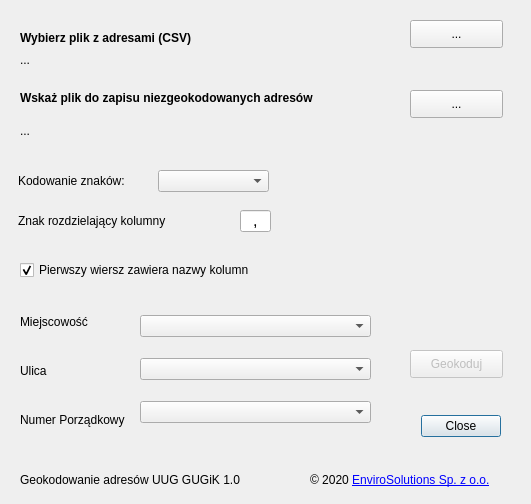
First picture: the form in geokodowanie_adresow_dialog_base.ui, repository envirosolutionspl/geokodowanie_adresow, before the edit.
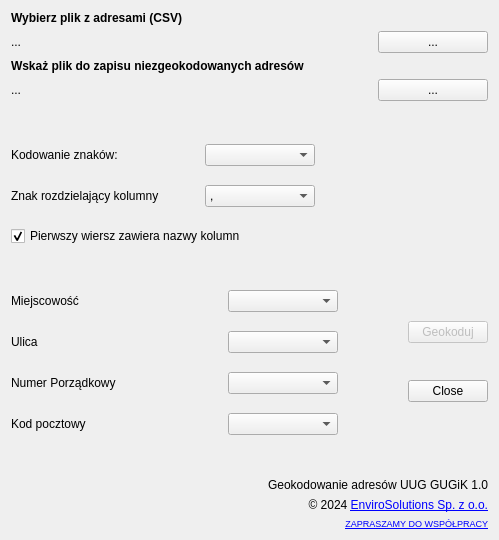
Second picture: the form after the edit. Icons and pictures are not drawn.

The edit to the form file:
```diff
--- a/geokodowanie_adresow_dialog_base.ui
+++ b/geokodowanie_adresow_dialog_base.ui
@@ -6,328 +6,729 @@
    <rect>
     <x>0</x>
     <y>0</y>
-    <width>531</width>
-    <height>504</height>
+    <width>499</width>
+    <height>540</height>
    </rect>
   </property>
   <property name="windowTitle">
    <string>Geokodowanie Adresów</string>
   </property>
-  <widget class="QDialogButtonBox" name="button_box">
-   <property name="geometry">
-    <rect>
-     <x>390</x>
-     <y>410</y>
-     <width>111</width>
-     <height>32</height>
-    </rect>
-   </property>
-   <property name="orientation">
-    <enum>Qt::Horizontal</enum>
-   </property>
-   <property name="standardButtons">
-    <set>QDialogButtonBox::Close</set>
-   </property>
-  </widget>
-  <widget class="QLabel" name="label">
-   <property name="geometry">
-    <rect>
-     <x>20</x>
-     <y>30</y>
-     <width>251</width>
-     <height>16</height>
-    </rect>
-   </property>
-   <property name="font">
-    <font>
-     <weight>75</weight>
-     <bold>true</bold>
-    </font>
-   </property>
-   <property name="text">
-    <string>Wybierz plik z adresami (CSV)</string>
-   </property>
-  </widget>
-  <widget class="QPushButton" name="btnInputFile">
-   <property name="geometry">
-    <rect>
-     <x>410</x>
-     <y>20</y>
-     <width>93</width>
-     <height>28</height>
-    </rect>
-   </property>
-   <property name="text">
-    <string>...</string>
-   </property>
-  </widget>
-  <widget class="QLabel" name="lblInputFile">
-   <property name="geometry">
-    <rect>
-     <x>20</x>
-     <y>50</y>
-     <width>531</width>
-     <height>20</height>
-    </rect>
-   </property>
-   <property name="text">
-    <string>...</string>
-   </property>
-  </widget>
-  <widget class="QLabel" name="label_2">
-   <property name="geometry">
-    <rect>
-     <x>20</x>
-     <y>90</y>
-     <width>381</width>
-     <height>16</height>
-    </rect>
-   </property>
-   <property name="font">
-    <font>
-     <weight>75</weight>
-     <bold>true</bold>
-    </font>
-   </property>
-   <property name="text">
-    <string>Wskaż plik do zapisu niezgeokodowanych adresów</string>
-   </property>
-  </widget>
-  <widget class="QPushButton" name="btnOutputFile">
-   <property name="geometry">
-    <rect>
-     <x>410</x>
-     <y>90</y>
-     <width>93</width>
-     <height>28</height>
-    </rect>
-   </property>
-   <property name="text">
-    <string>...</string>
-   </property>
-  </widget>
-  <widget class="QLabel" name="lblOutputFile">
-   <property name="geometry">
-    <rect>
-     <x>20</x>
-     <y>120</y>
-     <width>531</width>
-     <height>21</height>
-    </rect>
-   </property>
-   <property name="text">
-    <string>...</string>
-   </property>
-  </widget>
-  <widget class="QPushButton" name="btnGeokoduj">
-   <property name="enabled">
-    <bool>false</bool>
-   </property>
-   <property name="geometry">
-    <rect>
-     <x>410</x>
-     <y>350</y>
-     <width>93</width>
-     <height>28</height>
-    </rect>
-   </property>
-   <property name="text">
-    <string>Geokoduj</string>
-   </property>
-  </widget>
-  <widget class="QWidget" name="layoutWidget">
-   <property name="geometry">
-    <rect>
-     <x>140</x>
-     <y>300</y>
-     <width>231</width>
-     <height>141</height>
-    </rect>
-   </property>
-   <layout class="QVBoxLayout" name="verticalLayout">
-    <item>
-     <widget class="QComboBox" name="cbxMiejscowosc"/>
-    </item>
-    <item>
-     <widget class="QComboBox" name="cbxUlica"/>
-    </item>
-    <item>
-     <widget class="QComboBox" name="cbxNumer"/>
-    </item>
-   </layout>
-  </widget>
-  <widget class="QWidget" name="layoutWidget">
-   <property name="geometry">
-    <rect>
-     <x>20</x>
-     <y>300</y>
-     <width>121</width>
-     <height>141</height>
-    </rect>
-   </property>
-   <layout class="QVBoxLayout" name="verticalLayout_2">
-    <item>
-     <widget class="QLabel" name="label_3">
-      <property name="text">
-       <string>Miejscowość</string>
-      </property>
-     </widget>
-    </item>
-    <item>
-     <widget class="QLabel" name="label_4">
-      <property name="text">
-       <string>Ulica</string>
-      </property>
-     </widget>
-    </item>
-    <item>
-     <widget class="QLabel" name="label_5">
-      <property name="text">
-       <string>Numer Porządkowy</string>
-      </property>
-     </widget>
-    </item>
-   </layout>
-  </widget>
-  <widget class="QLabel" name="lbl_pluginVersion">
-   <property name="geometry">
-    <rect>
-     <x>20</x>
-     <y>470</y>
-     <width>241</width>
-     <height>20</height>
-    </rect>
-   </property>
-   <property name="text">
-    <string>Geokodowanie adresów UUG GUGiK 1.0</string>
-   </property>
-  </widget>
-  <widget class="QLabel" name="lbl_copyrights">
-   <property name="geometry">
-    <rect>
-     <x>310</x>
-     <y>470</y>
-     <width>201</width>
-     <height>20</height>
-    </rect>
-   </property>
-   <property name="text">
-    <string>© 2020 &lt;a href=&quot;http://www.envirosolutions.pl/&quot;&gt;EnviroSolutions Sp. z o.o.&lt;/a&gt;</string>
-   </property>
-   <property name="textFormat">
-    <enum>Qt::RichText</enum>
-   </property>
-   <property name="openExternalLinks">
-    <bool>true</bool>
-   </property>
-   <property name="textInteractionFlags">
-    <set>Qt::TextBrowserInteraction</set>
-   </property>
-  </widget>
-  <widget class="QLabel" name="img_main">
-   <property name="geometry">
-    <rect>
-     <x>380</x>
-     <y>150</y>
-     <width>120</width>
-     <height>120</height>
-    </rect>
-   </property>
-   <property name="sizePolicy">
-    <sizepolicy hsizetype="Fixed" vsizetype="Fixed">
-     <horstretch>0</horstretch>
-     <verstretch>0</verstretch>
-    </sizepolicy>
-   </property>
-   <property name="maximumSize">
-    <size>
-     <width>120</width>
-     <height>120</height>
-    </size>
-   </property>
-   <property name="text">
-    <string/>
-   </property>
-   <property name="pixmap">
-    <pixmap>images/icon_uug.png</pixmap>
-   </property>
-   <property name="scaledContents">
-    <bool>true</bool>
-   </property>
-  </widget>
-  <widget class="QCheckBox" name="cbxFirstRow">
-   <property name="geometry">
-    <rect>
-     <x>20</x>
-     <y>260</y>
-     <width>331</width>
-     <height>20</height>
-    </rect>
-   </property>
-   <property name="text">
-    <string>Pierwszy wiersz zawiera nazwy kolumn</string>
-   </property>
-   <property name="checked">
-    <bool>true</bool>
-   </property>
-  </widget>
-  <widget class="QLabel" name="lblEncoding">
-   <property name="geometry">
-    <rect>
-     <x>18</x>
-     <y>170</y>
-     <width>121</width>
-     <height>21</height>
-    </rect>
-   </property>
-   <property name="text">
-    <string>Kodowanie znaków:</string>
-   </property>
-  </widget>
-  <widget class="QComboBox" name="cbxEncoding">
-   <property name="geometry">
-    <rect>
-     <x>158</x>
-     <y>170</y>
-     <width>111</width>
-     <height>22</height>
-    </rect>
-   </property>
-  </widget>
-  <widget class="QLabel" name="label_7">
-   <property name="geometry">
-    <rect>
-     <x>18</x>
-     <y>210</y>
-     <width>181</width>
-     <height>21</height>
-    </rect>
-   </property>
-   <property name="text">
-    <string>Znak rozdzielający kolumny</string>
-   </property>
-  </widget>
-  <widget class="QLineEdit" name="led_symbol">
-   <property name="geometry">
-    <rect>
-     <x>240</x>
-     <y>210</y>
-     <width>31</width>
-     <height>22</height>
-    </rect>
-   </property>
-   <property name="font">
-    <font>
-     <pointsize>12</pointsize>
-    </font>
-   </property>
-   <property name="text">
-    <string>,</string>
-   </property>
-   <property name="alignment">
-    <set>Qt::AlignBottom|Qt::AlignHCenter</set>
-   </property>
-  </widget>
+  <property name="windowIcon">
+   <iconset>
+    <normaloff>images/icon_uug.png</normaloff>images/icon_uug.png</iconset>
+  </property>
+  <property name="modal">
+   <bool>false</bool>
+  </property>
+  <layout class="QGridLayout" name="gridLayout">
+   <item row="4" column="0">
+    <spacer name="verticalSpacer_6">
+     <property name="orientation">
+      <enum>Qt::Vertical</enum>
+     </property>
+     <property name="sizeHint" stdset="0">
+      <size>
+       <width>20</width>
+       <height>1</height>
+      </size>
+     </property>
+    </spacer>
+   </item>
+   <item row="0" column="0">
+    <widget class="QLabel" name="label">
+     <property name="font">
+      <font>
+       <weight>75</weight>
+       <bold>true</bold>
+      </font>
+     </property>
+     <property name="text">
+      <string>Wybierz plik z adresami (CSV)</string>
+     </property>
+    </widget>
+   </item>
+   <item row="7" column="0">
+    <layout class="QHBoxLayout" name="horizontalLayout_5">
+     <item>
+      <layout class="QVBoxLayout" name="verticalLayout_2">
+       <item>
+        <layout class="QHBoxLayout" name="horizontalLayout_6">
+         <item>
+          <widget class="QLabel" name="label_3">
+           <property name="text">
+            <string>Miejscowość</string>
+           </property>
+          </widget>
+         </item>
+         <item>
+          <spacer name="horizontalSpacer_4">
+           <property name="orientation">
+            <enum>Qt::Horizontal</enum>
+           </property>
+           <property name="sizeHint" stdset="0">
+            <size>
+             <width>40</width>
+             <height>20</height>
+            </size>
+           </property>
+          </spacer>
+         </item>
+         <item>
+          <widget class="QComboBox" name="cbxMiejscowosc">
+           <property name="minimumSize">
+            <size>
+             <width>110</width>
+             <height>0</height>
+            </size>
+           </property>
+          </widget>
+         </item>
+        </layout>
+       </item>
+       <item>
+        <spacer name="verticalSpacer_3">
+         <property name="orientation">
+          <enum>Qt::Vertical</enum>
+         </property>
+         <property name="sizeHint" stdset="0">
+          <size>
+           <width>327</width>
+           <height>13</height>
+          </size>
+         </property>
+        </spacer>
+       </item>
+       <item>
+        <layout class="QHBoxLayout" name="horizontalLayout_7">
+         <item>
+          <widget class="QLabel" name="label_4">
+           <property name="text">
+            <string>Ulica</string>
+           </property>
+          </widget>
+         </item>
+         <item>
+          <spacer name="horizontalSpacer_5">
+           <property name="orientation">
+            <enum>Qt::Horizontal</enum>
+           </property>
+           <property name="sizeHint" stdset="0">
+            <size>
+             <width>40</width>
+             <height>20</height>
+            </size>
+           </property>
+          </spacer>
+         </item>
+         <item>
+          <widget class="QComboBox" name="cbxUlica">
+           <property name="minimumSize">
+            <size>
+             <width>110</width>
+             <height>0</height>
+            </size>
+           </property>
+          </widget>
+         </item>
+        </layout>
+       </item>
+       <item>
+        <spacer name="verticalSpacer_4">
+         <property name="orientation">
+          <enum>Qt::Vertical</enum>
+         </property>
+         <property name="sizeHint" stdset="0">
+          <size>
+           <width>327</width>
+           <height>13</height>
+          </size>
+         </property>
+        </spacer>
+       </item>
+       <item>
+        <layout class="QHBoxLayout" name="horizontalLayout_8">
+         <item>
+          <widget class="QLabel" name="label_5">
+           <property name="text">
+            <string>Numer Porządkowy</string>
+           </property>
+          </widget>
+         </item>
+         <item>
+          <spacer name="horizontalSpacer_6">
+           <property name="orientation">
+            <enum>Qt::Horizontal</enum>
+           </property>
+           <property name="sizeHint" stdset="0">
+            <size>
+             <width>40</width>
+             <height>20</height>
+            </size>
+           </property>
+          </spacer>
+         </item>
+         <item>
+          <widget class="QComboBox" name="cbxNumer">
+           <property name="minimumSize">
+            <size>
+             <width>110</width>
+             <height>0</height>
+            </size>
+           </property>
+          </widget>
+         </item>
+        </layout>
+       </item>
+       <item>
+        <spacer name="verticalSpacer_5">
+         <property name="orientation">
+          <enum>Qt::Vertical</enum>
+         </property>
+         <property name="sizeHint" stdset="0">
+          <size>
+           <width>327</width>
+           <height>13</height>
+          </size>
+         </property>
+        </spacer>
+       </item>
+       <item>
+        <layout class="QHBoxLayout" name="horizontalLayout_9">
+         <item>
+          <widget class="QLabel" name="label_8">
+           <property name="text">
+            <string>Kod pocztowy</string>
+           </property>
+          </widget>
+         </item>
+         <item>
+          <spacer name="horizontalSpacer_7">
+           <property name="orientation">
+            <enum>Qt::Horizontal</enum>
+           </property>
+           <property name="sizeHint" stdset="0">
+            <size>
+             <width>40</width>
+             <height>20</height>
+            </size>
+           </property>
+          </spacer>
+         </item>
+         <item>
+          <widget class="QComboBox" name="cbxKod">
+           <property name="minimumSize">
+            <size>
+             <width>110</width>
+             <height>0</height>
+            </size>
+           </property>
+          </widget>
+         </item>
+        </layout>
+       </item>
+      </layout>
+     </item>
+     <item>
+      <spacer name="horizontalSpacer">
+       <property name="orientation">
+        <enum>Qt::Horizontal</enum>
+       </property>
+       <property name="sizeHint" stdset="0">
+        <size>
+         <width>40</width>
+         <height>20</height>
+        </size>
+       </property>
+      </spacer>
+     </item>
+     <item>
+      <layout class="QVBoxLayout" name="verticalLayout_4">
+       <item>
+        <widget class="QPushButton" name="btnGeokoduj">
+         <property name="enabled">
+          <bool>false</bool>
+         </property>
+         <property name="text">
+          <string>Geokoduj</string>
+         </property>
+        </widget>
+       </item>
+       <item>
+        <widget class="QDialogButtonBox" name="button_box">
+         <property name="sizePolicy">
+          <sizepolicy hsizetype="Minimum" vsizetype="Fixed">
+           <horstretch>0</horstretch>
+           <verstretch>0</verstretch>
+          </sizepolicy>
+         </property>
+         <property name="focusPolicy">
+          <enum>Qt::StrongFocus</enum>
+         </property>
+         <property name="orientation">
+          <enum>Qt::Vertical</enum>
+         </property>
+         <property name="standardButtons">
+          <set>QDialogButtonBox::Close</set>
+         </property>
+         <property name="centerButtons">
+          <bool>true</bool>
+         </property>
+        </widget>
+       </item>
+      </layout>
+     </item>
+    </layout>
+   </item>
+   <item row="3" column="0">
+    <layout class="QHBoxLayout" name="horizontalLayout_2">
+     <item>
+      <widget class="QLabel" name="lblOutputFile">
+       <property name="sizePolicy">
+        <sizepolicy hsizetype="MinimumExpanding" vsizetype="Preferred">
+         <horstretch>0</horstretch>
+         <verstretch>0</verstretch>
+        </sizepolicy>
+       </property>
+       <property name="text">
+        <string>...</string>
+       </property>
+      </widget>
+     </item>
+     <item>
+      <spacer name="horizontalSpacer_9">
+       <property name="orientation">
+        <enum>Qt::Horizontal</enum>
+       </property>
+       <property name="sizeHint" stdset="0">
+        <size>
+         <width>40</width>
+         <height>20</height>
+        </size>
+       </property>
+      </spacer>
+     </item>
+     <item>
+      <widget class="QPushButton" name="btnOutputFile">
+       <property name="sizePolicy">
+        <sizepolicy hsizetype="Fixed" vsizetype="Fixed">
+         <horstretch>0</horstretch>
+         <verstretch>0</verstretch>
+        </sizepolicy>
+       </property>
+       <property name="minimumSize">
+        <size>
+         <width>110</width>
+         <height>0</height>
+        </size>
+       </property>
+       <property name="text">
+        <string>...</string>
+       </property>
+      </widget>
+     </item>
+    </layout>
+   </item>
+   <item row="1" column="0">
+    <layout class="QHBoxLayout" name="horizontalLayout">
+     <item>
+      <widget class="QLabel" name="lblInputFile">
+       <property name="sizePolicy">
+        <sizepolicy hsizetype="MinimumExpanding" vsizetype="Preferred">
+         <horstretch>0</horstretch>
+         <verstretch>0</verstretch>
+        </sizepolicy>
+       </property>
+       <property name="text">
+        <string>...</string>
+       </property>
+      </widget>
+     </item>
+     <item>
+      <spacer name="horizontalSpacer_10">
+       <property name="orientation">
+        <enum>Qt::Horizontal</enum>
+       </property>
+       <property name="sizeHint" stdset="0">
+        <size>
+         <width>40</width>
+         <height>20</height>
+        </size>
+       </property>
+      </spacer>
+     </item>
+     <item>
+      <widget class="QPushButton" name="btnInputFile">
+       <property name="sizePolicy">
+        <sizepolicy hsizetype="Fixed" vsizetype="Fixed">
+         <horstretch>0</horstretch>
+         <verstretch>0</verstretch>
+        </sizepolicy>
+       </property>
+       <property name="minimumSize">
+        <size>
+         <width>110</width>
+         <height>0</height>
+        </size>
+       </property>
+       <property name="text">
+        <string>...</string>
+       </property>
+      </widget>
+     </item>
+    </layout>
+   </item>
+   <item row="9" column="0">
+    <layout class="QHBoxLayout" name="horizontalLayout_10">
+     <item>
+      <widget class="QLabel" name="label_6">
+       <property name="sizePolicy">
+        <sizepolicy hsizetype="Maximum" vsizetype="Minimum">
+         <horstretch>0</horstretch>
+         <verstretch>0</verstretch>
+        </sizepolicy>
+       </property>
+       <property name="maximumSize">
+        <size>
+         <width>70</width>
+         <height>70</height>
+        </size>
+       </property>
+       <property name="font">
+        <font>
+         <pointsize>19</pointsize>
+        </font>
+       </property>
+       <property name="mouseTracking">
+        <bool>true</bool>
+       </property>
+       <property name="text">
+        <string/>
+       </property>
+       <property name="pixmap">
+        <pixmap>images/envirosolutions.png</pixmap>
+       </property>
+       <property name="scaledContents">
+        <bool>true</bool>
+       </property>
+       <property name="margin">
+        <number>0</number>
+       </property>
+      </widget>
+     </item>
+     <item>
+      <spacer name="horizontalSpacer_11">
+       <property name="orientation">
+        <enum>Qt::Horizontal</enum>
+       </property>
+       <property name="sizeHint" stdset="0">
+        <size>
+         <width>138</width>
+         <height>17</height>
+        </size>
+       </property>
+      </spacer>
+     </item>
+     <item>
+      <layout class="QVBoxLayout" name="verticalLayout_3">
+       <item>
+        <widget class="QLabel" name="lbl_pluginVersion">
+         <property name="text">
+          <string>Geokodowanie adresów UUG GUGiK 1.0</string>
+         </property>
+         <property name="alignment">
+          <set>Qt::AlignRight|Qt::AlignTrailing|Qt::AlignVCenter</set>
+         </property>
+        </widget>
+       </item>
+       <item>
+        <widget class="QLabel" name="lbl_copyrights">
+         <property name="text">
+          <string>© 2024 &lt;a href=&quot;http://www.envirosolutions.pl/&quot;&gt;EnviroSolutions Sp. z o.o.&lt;/a&gt;</string>
+         </property>
+         <property name="textFormat">
+          <enum>Qt::RichText</enum>
+         </property>
+         <property name="alignment">
+          <set>Qt::AlignRight|Qt::AlignTrailing|Qt::AlignVCenter</set>
+         </property>
+         <property name="openExternalLinks">
+          <bool>true</bool>
+         </property>
+         <property name="textInteractionFlags">
+          <set>Qt::TextBrowserInteraction</set>
+         </property>
+        </widget>
+       </item>
+       <item>
+        <widget class="QLabel" name="lbl_email_2">
+         <property name="font">
+          <font>
+           <pointsize>8</pointsize>
+          </font>
+         </property>
+         <property name="text">
+          <string>&lt;html&gt;&lt;head/&gt;&lt;body&gt;&lt;p&gt;&lt;a href=&quot;https://www.envirosolutions.pl/Narzedzia-Automatyzacji-QGIS.pdf&quot;&gt;&lt;span style=&quot; font-size:7pt; text-decoration: underline; color:#0000ff;&quot;&gt;ZAPRASZAMY DO WSPÓŁPRACY&lt;/span&gt;&lt;/a&gt;&lt;/p&gt;&lt;/body&gt;&lt;/html&gt;</string>
+         </property>
+         <property name="textFormat">
+          <enum>Qt::RichText</enum>
+         </property>
+         <property name="alignment">
+          <set>Qt::AlignRight|Qt::AlignTrailing|Qt::AlignVCenter</set>
+         </property>
+         <property name="openExternalLinks">
+          <bool>true</bool>
+         </property>
+         <property name="textInteractionFlags">
+          <set>Qt::TextBrowserInteraction</set>
+         </property>
+        </widget>
+       </item>
+      </layout>
+     </item>
+    </layout>
+   </item>
+   <item row="5" column="0">
+    <layout class="QHBoxLayout" name="horizontalLayout_11">
+     <item>
+      <layout class="QVBoxLayout" name="verticalLayout">
+       <item>
+        <layout class="QHBoxLayout" name="horizontalLayout_3">
+         <item>
+          <widget class="QLabel" name="lblEncoding">
+           <property name="text">
+            <string>Kodowanie znaków:</string>
+           </property>
+          </widget>
+         </item>
+         <item>
+          <spacer name="horizontalSpacer_2">
+           <property name="orientation">
+            <enum>Qt::Horizontal</enum>
+           </property>
+           <property name="sizeHint" stdset="0">
+            <size>
+             <width>40</width>
+             <height>20</height>
+            </size>
+           </property>
+          </spacer>
+         </item>
+         <item>
+          <widget class="QComboBox" name="cbxEncoding">
+           <property name="sizePolicy">
+            <sizepolicy hsizetype="Fixed" vsizetype="Fixed">
+             <horstretch>0</horstretch>
+             <verstretch>0</verstretch>
+            </sizepolicy>
+           </property>
+           <property name="minimumSize">
+            <size>
+             <width>110</width>
+             <height>0</height>
+            </size>
+           </property>
+          </widget>
+         </item>
+        </layout>
+       </item>
+       <item>
+        <spacer name="verticalSpacer">
+         <property name="orientation">
+          <enum>Qt::Vertical</enum>
+         </property>
+         <property name="sizeHint" stdset="0">
+          <size>
+           <width>20</width>
+           <height>13</height>
+          </size>
+         </property>
+        </spacer>
+       </item>
+       <item>
+        <layout class="QHBoxLayout" name="horizontalLayout_4">
+         <item>
+          <widget class="QLabel" name="label_7">
+           <property name="text">
+            <string>Znak rozdzielający kolumny</string>
+           </property>
+          </widget>
+         </item>
+         <item>
+          <spacer name="horizontalSpacer_3">
+           <property name="orientation">
+            <enum>Qt::Horizontal</enum>
+           </property>
+           <property name="sizeHint" stdset="0">
+            <size>
+             <width>40</width>
+             <height>20</height>
+            </size>
+           </property>
+          </spacer>
+         </item>
+         <item>
+          <widget class="QComboBox" name="cbxDelimiter">
+           <property name="sizePolicy">
+            <sizepolicy hsizetype="Fixed" vsizetype="Fixed">
+             <horstretch>0</horstretch>
+             <verstretch>0</verstretch>
+            </sizepolicy>
+           </property>
+           <property name="minimumSize">
+            <size>
+             <width>110</width>
+             <height>0</height>
+            </size>
+           </property>
+           <property name="layoutDirection">
+            <enum>Qt::LeftToRight</enum>
+           </property>
+           <item>
+            <property name="text">
+             <string>,</string>
+            </property>
+           </item>
+           <item>
+            <property name="text">
+             <string>;</string>
+            </property>
+           </item>
+           <item>
+            <property name="text">
+             <string>Spacja</string>
+            </property>
+           </item>
+           <item>
+            <property name="text">
+             <string>|</string>
+            </property>
+           </item>
+           <item>
+            <property name="text">
+             <string>:</string>
+            </property>
+           </item>
+          </widget>
+         </item>
+        </layout>
+       </item>
+       <item>
+        <spacer name="verticalSpacer_2">
+         <property name="orientation">
+          <enum>Qt::Vertical</enum>
+         </property>
+         <property name="sizeHint" stdset="0">
+          <size>
+           <width>20</width>
+           <height>13</height>
+          </size>
+         </property>
+        </spacer>
+       </item>
+       <item>
+        <widget class="QCheckBox" name="cbxFirstRow">
+         <property name="text">
+          <string>Pierwszy wiersz zawiera nazwy kolumn</string>
+         </property>
+         <property name="checked">
+          <bool>true</bool>
+         </property>
+        </widget>
+       </item>
+      </layout>
+     </item>
+     <item>
+      <spacer name="horizontalSpacer_8">
+       <property name="orientation">
+        <enum>Qt::Horizontal</enum>
+       </property>
+       <property name="sizeHint" stdset="0">
+        <size>
+         <width>40</width>
+         <height>20</height>
+        </size>
+       </property>
+      </spacer>
+     </item>
+     <item>
+      <widget class="QLabel" name="img_main">
+       <property name="sizePolicy">
+        <sizepolicy hsizetype="Fixed" vsizetype="Fixed">
+         <horstretch>0</horstretch>
+         <verstretch>0</verstretch>
+        </sizepolicy>
+       </property>
+       <property name="maximumSize">
+        <size>
+         <width>120</width>
+         <height>120</height>
+        </size>
+       </property>
+       <property name="frameShadow">
+        <enum>QFrame::Sunken</enum>
+       </property>
+       <property name="lineWidth">
+        <number>3</number>
+       </property>
+       <property name="midLineWidth">
+        <number>20</number>
+       </property>
+       <property name="text">
+        <string/>
+       </property>
+       <property name="textFormat">
+        <enum>Qt::PlainText</enum>
+       </property>
+       <property name="pixmap">
+        <pixmap>images/icon_uug.png</pixmap>
+       </property>
+       <property name="scaledContents">
+        <bool>true</bool>
+       </property>
+      </widget>
+     </item>
+    </layout>
+   </item>
+   <item row="2" column="0">
+    <widget class="QLabel" name="label_2">
+     <property name="font">
+      <font>
+       <weight>75</weight>
+       <bold>true</bold>
+      </font>
+     </property>
+     <property name="text">
+      <string>Wskaż plik do zapisu niezgeokodowanych adresów</string>
+     </property>
+    </widget>
+   </item>
+   <item row="6" column="0">
+    <spacer name="verticalSpacer_7">
+     <property name="orientation">
+      <enum>Qt::Vertical</enum>
+     </property>
+     <property name="sizeHint" stdset="0">
+      <size>
+       <width>20</width>
+       <height>1</height>
+      </size>
+     </property>
+    </spacer>
+   </item>
+   <item row="8" column="0">
+    <spacer name="verticalSpacer_8">
+     <property name="orientation">
+      <enum>Qt::Vertical</enum>
+     </property>
+     <property name="sizeHint" stdset="0">
+      <size>
+       <width>20</width>
+       <height>1</height>
+      </size>
+     </property>
+    </spacer>
+   </item>
+  </layout>
  </widget>
  <resources/>
  <connections>
```
